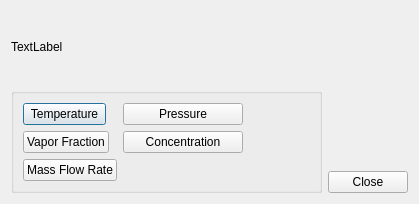
Qt form src/vicheckdialog.ui (3x380V/SorpSim) before a commit.
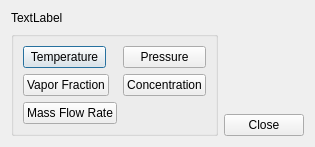
The same form after that commit.

Commit message: Shrink dialogs to min. required size

Patch:
```diff
--- a/src/vicheckdialog.ui
+++ b/src/vicheckdialog.ui
@@ -6,8 +6,8 @@
    <rect>
     <x>0</x>
     <y>0</y>
-    <width>419</width>
-    <height>204</height>
+    <width>295</width>
+    <height>140</height>
    </rect>
   </property>
   <property name="windowTitle">
```
The commit also changes 7 other files.
